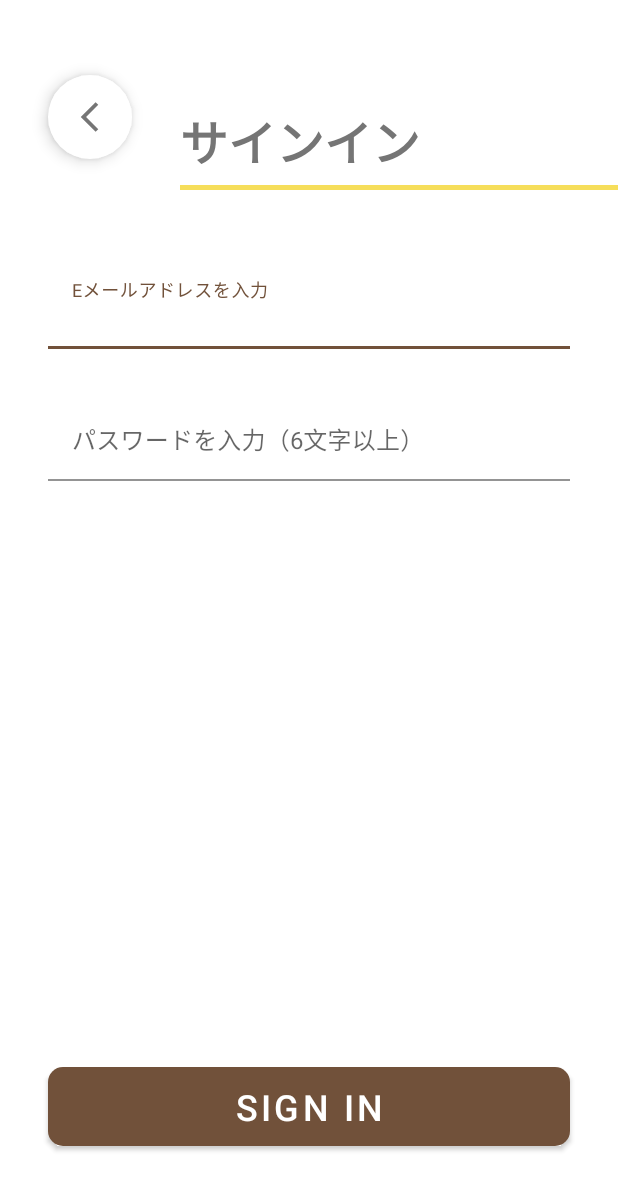
After one commit to seikonta/bullChat, an Android app: the AccountActivity screen opened directly, with no data from a screen before it, on a phone screen of 412 x 824 dp. The commit adds this screen. Shown: the top 1190 px of the screen. Run offline under Robolectric (Android 15) with nearby library versions, the phone set to English and light mode, and no system bars.

Commit message:
アカウント関係のレイアウトファイルの作成完了 チャット入力時のInpuTypeを変更

```diff
--- a/app/build.gradle
+++ b/app/build.gradle
@@ -53,6 +53,7 @@ dependencies {
     implementation platform('com.google.firebase:firebase-bom:28.2.0')
     implementation 'com.google.firebase:firebase-analytics-ktx'
     implementation 'com.google.firebase:firebase-firestore-ktx'
+    implementation 'com.google.firebase:firebase-auth-ktx'
 
     testImplementation 'junit:junit:4.+'
     androidTestImplementation 'androidx.test.ext:junit:1.1.2'
--- a/app/src/main/AndroidManifest.xml
+++ b/app/src/main/AndroidManifest.xml
@@ -21,6 +21,7 @@
         <activity android:name=".JoinGroupActivity"></activity>
         <activity android:name=".CreateGroupActivity"></activity>
         <activity android:name=".CreatePostActivity"></activity>
+        <activity android:name=".AccountActivity"></activity>
     </application>
 
 </manifest>
--- /dev/null
+++ b/app/src/main/java/app/dev/kon/bullchat/AccountActivity.kt
@@ -0,0 +1,38 @@
+package app.dev.kon.bullchat
+
+import android.os.Bundle
+import androidx.appcompat.app.AppCompatActivity
+import kotlinx.android.synthetic.main.activity_account.*
+
+class AccountActivity: AppCompatActivity() {
+
+    override fun onCreate(savedInstanceState: Bundle?) {
+        super.onCreate(savedInstanceState)
+        setContentView(R.layout.activity_account)
+
+        val type = intent.getStringExtra("type")
+
+        BackFromAccountButton.setOnClickListener {
+            finish()
+        }
+
+        if (type == "sign up") {
+            accountFunction(true)
+        }
+        else {
+            accountFunction(false)
+        }
+    }
+
+    private fun accountFunction(forSignUp: Boolean) {
+        if (forSignUp) {
+            AccountText.text = "サインアップ"
+            AccountButton.text = "SIGN UP"
+        }
+        else {
+            AccountText.text = "サインイン"
+            AccountButton.text = "SIGN IN"
+        }
+    }
+
+}
--- a/app/src/main/java/app/dev/kon/bullchat/AccountFragment.kt
+++ b/app/src/main/java/app/dev/kon/bullchat/AccountFragment.kt
@@ -1,9 +1,11 @@
 package app.dev.kon.bullchat
 
+import android.content.Intent
 import android.os.Bundle
 import android.view.LayoutInflater
 import android.view.View
 import android.view.ViewGroup
+import android.widget.Button
 import androidx.fragment.app.Fragment
 
 class AccountFragment: Fragment() {
@@ -17,5 +19,21 @@ class AccountFragment: Fragment() {
 
     override fun onViewCreated(view: View, savedInstanceState: Bundle?) {
         super.onViewCreated(view, savedInstanceState)
+
+        val signUpButton = view.findViewById<Button>(R.id.GoSignUpButton)
+        val logInButton = view.findViewById<Button>(R.id.GoLogInButton)
+
+
+        val intent = Intent(activity, AccountActivity::class.java)
+
+        signUpButton.setOnClickListener {
+            intent.putExtra("type", "sign up")
+            startActivity(intent)
+        }
+
+        logInButton.setOnClickListener {
+            intent.putExtra("type", "log in")
+            startActivity(intent)
+        }
     }
 }
--- /dev/null
+++ b/app/src/main/res/layout/activity_account.xml
@@ -0,0 +1,114 @@
+<?xml version="1.0" encoding="utf-8"?>
+<androidx.constraintlayout.widget.ConstraintLayout xmlns:android="http://schemas.android.com/apk/res/android"
+    xmlns:app="http://schemas.android.com/apk/res-auto"
+    android:layout_width="match_parent"
+    android:layout_height="match_parent">
+
+    <LinearLayout
+        android:id="@+id/AccountTextBlock"
+        android:layout_width="match_parent"
+        android:layout_height="wrap_content"
+        android:layout_marginStart="120dp"
+        android:layout_marginTop="70dp"
+        android:orientation="vertical"
+        app:layout_constraintEnd_toEndOf="parent"
+        app:layout_constraintStart_toStartOf="parent"
+        app:layout_constraintTop_toTopOf="parent">
+
+        <TextView
+            android:id="@+id/AccountText"
+            android:layout_width="match_parent"
+            android:layout_height="wrap_content"
+            android:fontFamily="sans-serif-black"
+            android:text="サインアップ(変更)"
+            android:textColor="@color/textColor"
+            android:textSize="32sp" />
+
+        <View
+            android:id="@+id/LineUnderText"
+            android:layout_width="match_parent"
+            android:layout_height="3dp"
+            android:layout_marginTop="5dp"
+            android:background="@color/yellow" />
+    </LinearLayout>
+
+    <com.google.android.material.floatingactionbutton.ExtendedFloatingActionButton
+        android:id="@+id/BackFromAccountButton"
+        android:layout_width="wrap_content"
+        android:layout_height="wrap_content"
+        android:layout_marginStart="32dp"
+        android:layout_marginTop="50dp"
+        android:clickable="true"
+        app:backgroundTint="@color/floatingColor"
+        app:layout_constraintStart_toStartOf="parent"
+        app:layout_constraintTop_toTopOf="parent"
+        app:icon="@drawable/outline_arrow_back_ios_24"
+        app:iconTint="@color/textColor"/>
+
+    <LinearLayout
+        android:id="@+id/AccountDetailBlock"
+        android:layout_width="match_parent"
+        android:layout_height="0dp"
+        android:orientation="vertical"
+        android:paddingStart="32dp"
+        android:paddingTop="50dp"
+        android:paddingEnd="32dp"
+        android:theme="@style/Widget.MaterialComponents.TextInputLayout.FilledBox"
+        app:layout_constraintBottom_toTopOf="@+id/AccountButton"
+        app:layout_constraintEnd_toEndOf="parent"
+        app:layout_constraintStart_toStartOf="parent"
+        app:layout_constraintTop_toBottomOf="@+id/AccountTextBlock">
+
+        <com.google.android.material.textfield.TextInputLayout
+            android:id="@+id/EmailTextInputLayout"
+            android:layout_width="match_parent"
+            android:layout_height="wrap_content"
+            android:layout_marginBottom="32dp"
+            app:boxBackgroundColor="@color/clear">
+
+            <com.google.android.material.textfield.TextInputEditText
+                android:id="@+id/EmailTextInputEditText"
+                android:layout_width="match_parent"
+                android:layout_height="wrap_content"
+                android:hint="Eメールアドレスを入力"
+                android:inputType="textEmailAddress"
+                android:singleLine="true"
+                android:textColor="#606060" />
+        </com.google.android.material.textfield.TextInputLayout>
+
+        <com.google.android.material.textfield.TextInputLayout
+            android:id="@+id/PasswordInputTextLayout"
+            android:layout_width="match_parent"
+            android:layout_height="wrap_content"
+            app:boxBackgroundColor="@color/clear">
+
+            <com.google.android.material.textfield.TextInputEditText
+                android:id="@+id/PasswordEditText"
+                android:layout_width="match_parent"
+                android:layout_height="match_parent"
+                android:gravity="top"
+                android:hint="パスワードを入力（6文字以上）"
+                android:inputType="textPassword"
+                android:textColor="#606060" />
+        </com.google.android.material.textfield.TextInputLayout>
+
+    </LinearLayout>
+
+    <Button
+        android:id="@+id/AccountButton"
+        android:layout_width="0dp"
+        android:layout_height="wrap_content"
+        android:layout_marginStart="32dp"
+        android:layout_marginEnd="32dp"
+        android:layout_marginBottom="60dp"
+        android:background="@drawable/button_brown_shape"
+        android:fontFamily="sans-serif-light"
+        android:text="sign up"
+        android:textColor="@color/white"
+        android:textSize="24sp"
+        android:textStyle="bold"
+        app:layout_constraintBottom_toBottomOf="parent"
+        app:layout_constraintEnd_toEndOf="parent"
+        app:layout_constraintStart_toStartOf="parent" />
+
+</androidx.constraintlayout.widget.ConstraintLayout>
--- a/app/src/main/res/layout/fragment_account.xml
+++ b/app/src/main/res/layout/fragment_account.xml
@@ -48,7 +48,7 @@
             app:layout_constraintStart_toStartOf="parent" />
 
         <Button
-            android:id="@+id/button2"
+            android:id="@+id/GoLogInButton"
             style="@style/Widget.MaterialComponents.Button.TextButton"
             android:layout_width="wrap_content"
             android:layout_height="wrap_content"
```
